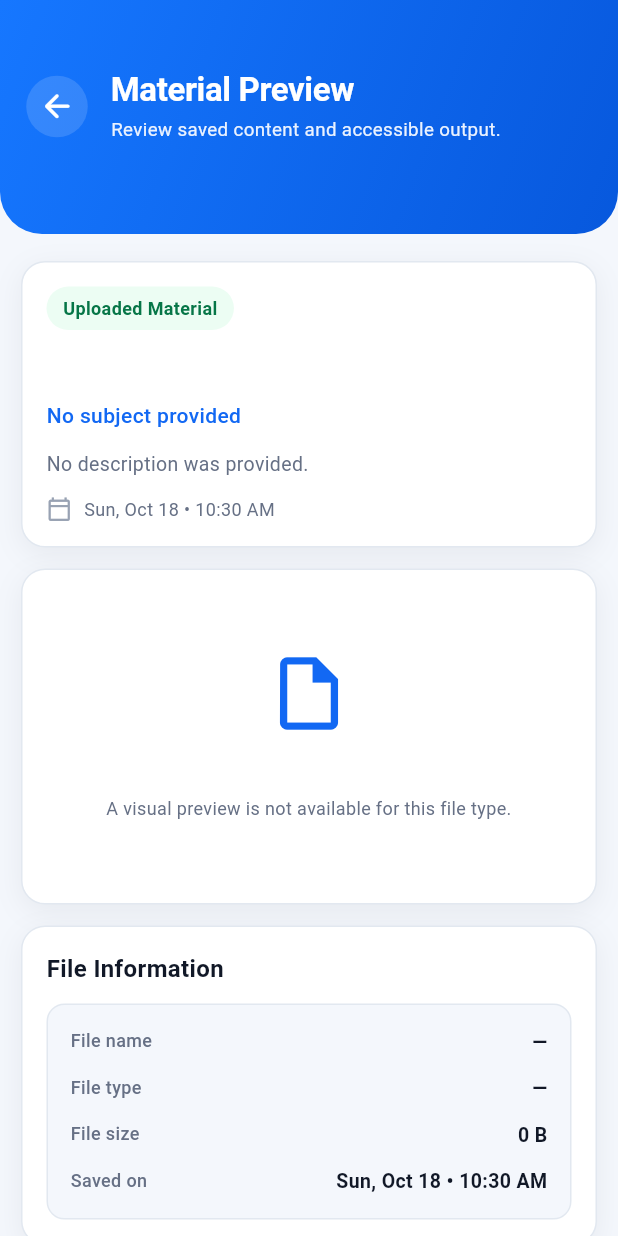
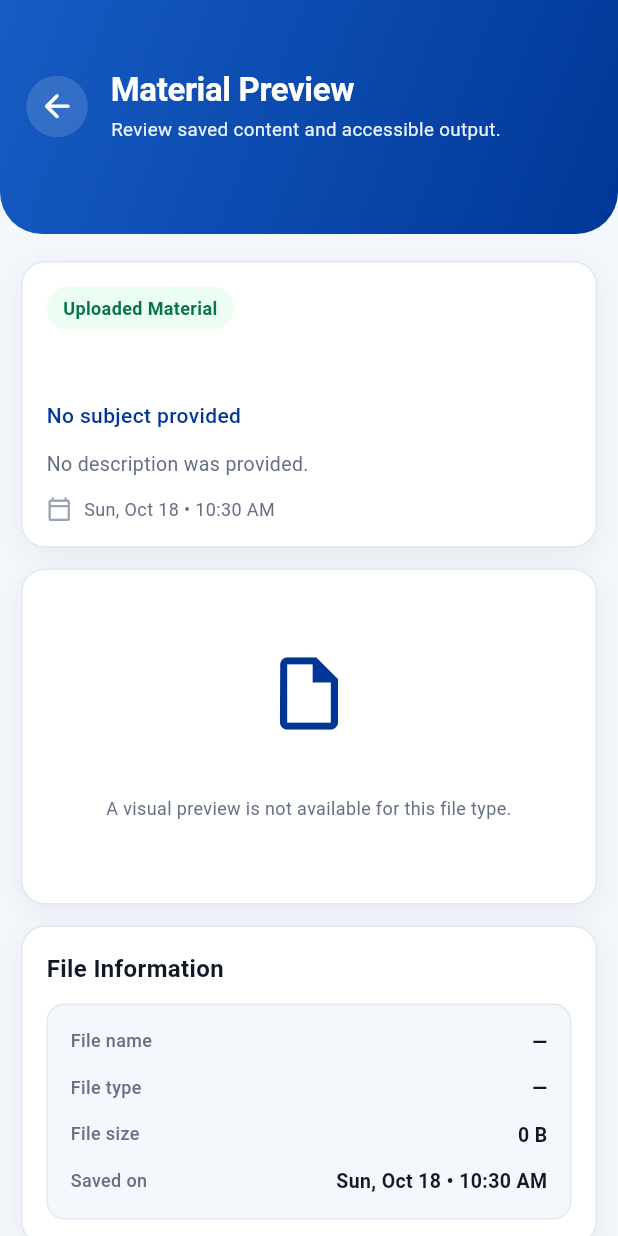
Before and after one commit to Aaeyron/TactileLens, a Flutter app: the MaterialDetailScreen screen opened directly with empty values, on a phone screen of 412 x 824 dp. Run offline on Flutter 3.47's test engine with Material 3 defaults, Android fonts, the phone set to English and light mode, and no system bars; our stand-ins replace camera, file_picker, flutter_secure_storage, google_sign_in, image_picker, sensors_plus and 2 more; missing offline and left inert: flutter_math_fork; accounts and stored records are empty; Roboto replaces fonts that are missing (Poppins).

Commit message:
Use app palette on material preview screen

```diff
--- a/frontend/lib/styles/screens/materials/material_preview_screen_styles.dart
+++ b/frontend/lib/styles/screens/materials/material_preview_screen_styles.dart
@@ -5,8 +5,8 @@ abstract final class MaterialDetailScreenStyles {
   // COLORS
   // ============================================================
 
-  static const Color primaryColor = Color(0xFF1268F3);
-  static const Color primaryDarkColor = Color(0xFF0758DD);
+  static const Color primaryColor = Color(0xFF003797);
+  static const Color primaryDarkColor = Color(0xFF00205C);
   static const Color backgroundColor = Color(0xFFF4F7FC);
   static const Color surfaceColor = Colors.white;
   static const Color textPrimaryColor = Color(0xFF111827);
@@ -14,7 +14,7 @@ abstract final class MaterialDetailScreenStyles {
   static const Color textMutedColor = Color(0xFF98A2B3);
   static const Color outlineColor = Color(0xFFE2E8F0);
   static const Color softBackgroundColor = Color(0xFFF4F7FC);
-  static const Color scannedBadgeColor = Color(0xFFEAF2FF);
+  static const Color scannedBadgeColor = Color(0xFFEDF3FB);
   static const Color uploadedBadgeColor = Color(0xFFECFDF3);
   static const Color uploadedBadgeTextColor = Color(0xFF067647);
   static const Color imageBackgroundColor = Color(0xFFF1F5F9);
@@ -36,7 +36,7 @@ abstract final class MaterialDetailScreenStyles {
   static const LinearGradient headerGradient = LinearGradient(
     begin: Alignment.topLeft,
     end: Alignment.bottomRight,
-    colors: <Color>[Color(0xFF1677FF), Color(0xFF0758DD)],
+    colors: <Color>[Color(0xFF165CC4), Color(0xFF003797)],
   );
 
   static const double headerIconSize = 25;
@@ -250,8 +250,8 @@ abstract final class MaterialDetailScreenStyles {
   );
 
   static final ButtonStyle sectionActionStyle = TextButton.styleFrom(
-    foregroundColor: const Color(0xFF1677FF),
-    backgroundColor: const Color(0xFF1677FF).withValues(alpha: 0.10),
+    foregroundColor: primaryColor,
+    backgroundColor: primaryColor.withValues(alpha: 0.10),
     padding: const EdgeInsets.symmetric(horizontal: 11, vertical: 7),
     shape: RoundedRectangleBorder(borderRadius: BorderRadius.circular(10)),
     textStyle: const TextStyle(
```
